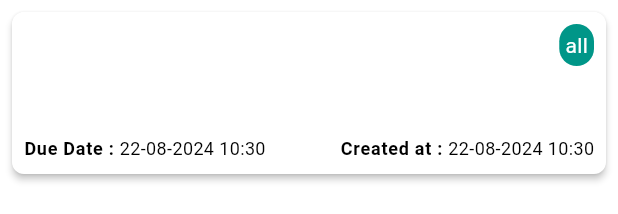
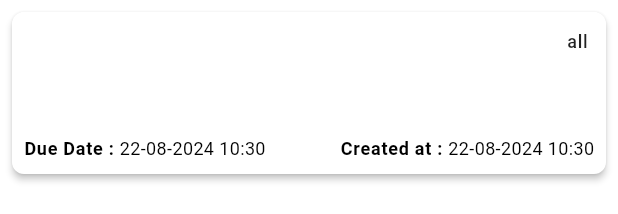
Before and after one commit to Melo567/task_manager, a Flutter app: the TaskItemWidget widget shown alone on an empty page, opened directly with empty values, on a phone screen of 412 x 824 dp. Shown: the top 214 px of the screen. Run offline on Flutter 3.47's test engine with Material 3 defaults, Android fonts, the phone set to English and light mode, and no system bars; our stand-ins replace auto_route, dartz, equatable, floor, flutter_bloc, get_it and 1 more; accounts and stored records are empty; generated files the repository leaves out were written again.

Commit message:
resolve bug

```diff
--- a/lib/modules/form/presentation/manager/form_state.dart
+++ b/lib/modules/form/presentation/manager/form_state.dart
@@ -1,16 +1,34 @@
 part of 'form_bloc.dart';
+
+enum FormStatus { init, loading, loaded, error }
 
 class FormPageState extends Equatable {
   final TaskModel task;
 
-  const FormPageState(this.task);
+  final FormStatus status;
+
+  const FormPageState({required this.status, required this.task});
 
   @override
   List<Object> get props => [
         task,
+        status,
       ];
+
+  FormPageState copyWith({
+    TaskModel? task,
+    FormStatus? status,
+  }) {
+    return FormPageState(
+      task: task ?? this.task,
+      status: status ?? this.status,
+    );
+  }
 }
 
 final class FormInitial extends FormPageState {
-  const FormInitial(super.task);
+  const FormInitial({
+    super.status = FormStatus.init,
+    super.task = const TaskModel(title: '', description: ''),
+  });
 }
--- a/lib/modules/home/presentation/widgets/task_item_widget.dart
+++ b/lib/modules/home/presentation/widgets/task_item_widget.dart
@@ -1,5 +1,6 @@
 import 'package:auto_route/auto_route.dart';
 import 'package:flutter/material.dart';
+import 'package:task_manager/core/db/entities/task.dart';
 import 'package:task_manager/core/models/task_model.dart';
 import 'package:task_manager/core/utils/app_router.dart';
 import 'package:task_manager/core/utils/date_time_extension.dart';
@@ -46,15 +47,13 @@ class TaskItemWidget extends StatelessWidget {
                       ),
                       Container(
                         decoration: BoxDecoration(
-                          color: Colors.teal,
+                          color: getColor(task.status!),
                           borderRadius: BorderRadius.circular(12.0),
                         ),
                         padding: const EdgeInsets.all(4),
                         child: Text(
                           task.status!.name,
-                          style: const TextStyle(
-                            color: Colors.white,
-                          ),
+                          style: Theme.of(context).textTheme.labelMedium,
                         ),
                       )
                     ],
@@ -71,7 +70,7 @@ class TaskItemWidget extends StatelessWidget {
                       task.dueDate != null
                           ? LegendWidget(
                               label: "Due Date",
-                              value: task.createdAt!.humanDateTime,
+                              value: task.dueDate!.humanDateTime,
                             )
                           : Container(),
                       LegendWidget(
@@ -88,4 +87,17 @@ class TaskItemWidget extends StatelessWidget {
       ),
     );
   }
+
+  Color getColor(TaskStatus status) {
+    switch (status) {
+      case TaskStatus.notStared:
+        return Colors.yellow;
+      case TaskStatus.progress:
+        return Colors.blue;
+      case TaskStatus.done:
+        return Colors.green;
+      default:
+        return Colors.white;
+    }
+  }
 }
```
Also changed, not shown: lib/core/widgets/date_time_picker.dart (+18 -5 lines), lib/modules/form/presentation/manager/form_bloc.dart (+15 -13 lines), lib/modules/form/presentation/pages/form_page.dart (+16 -2 lines), lib/modules/home/presentation/pages/home_page.dart (+5 -2 lines).
